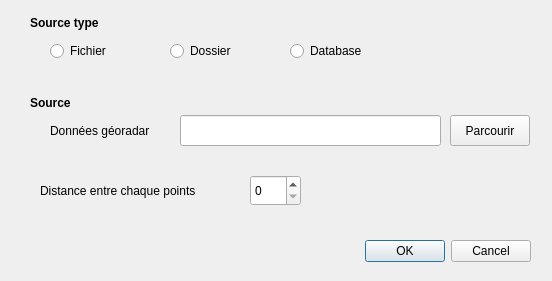
RonanTellus/TellusPlugin, file UI_tellus_processing_dialog_base.ui: the form before one commit.
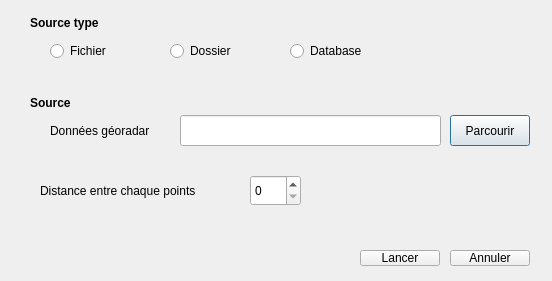
The form after the commit.

Commit message: maj des boutons interface

What changed in the file:
```diff
--- a/UI_tellus_processing_dialog_base.ui
+++ b/UI_tellus_processing_dialog_base.ui
@@ -85,22 +85,6 @@
     </property>
    </widget>
   </widget>
-  <widget class="QDialogButtonBox" name="buttonBox">
-   <property name="geometry">
-    <rect>
-     <x>20</x>
-     <y>235</y>
-     <width>511</width>
-     <height>32</height>
-    </rect>
-   </property>
-   <property name="orientation">
-    <enum>Qt::Horizontal</enum>
-   </property>
-   <property name="standardButtons">
-    <set>QDialogButtonBox::Cancel|QDialogButtonBox::Ok</set>
-   </property>
-  </widget>
   <widget class="QWidget" name="source" native="true">
    <property name="geometry">
     <rect>
@@ -173,6 +157,32 @@
     <string>Database</string>
    </property>
   </widget>
+  <widget class="QPushButton" name="buttonLancer">
+   <property name="geometry">
+    <rect>
+     <x>360</x>
+     <y>250</y>
+     <width>80</width>
+     <height>16</height>
+    </rect>
+   </property>
+   <property name="text">
+    <string>Lancer</string>
+   </property>
+  </widget>
+  <widget class="QPushButton" name="buttonAnnuler">
+   <property name="geometry">
+    <rect>
+     <x>450</x>
+     <y>250</y>
+     <width>80</width>
+     <height>16</height>
+    </rect>
+   </property>
+   <property name="text">
+    <string>Annuler</string>
+   </property>
+  </widget>
  </widget>
  <resources/>
  <connections/>
```
Left out of the diff: 6 changed lines with no effect on the pictures. The commit also changes 2 other files.
